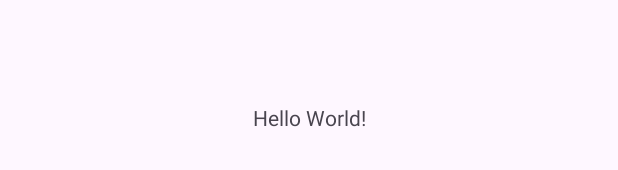
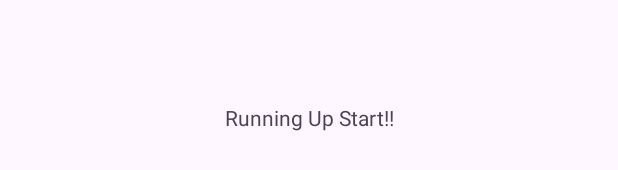
Before and after one commit to hakGuenLee/runningup, an Android app: the layout activity_main.xml on its own in the app's theme, with its tools: preview values and no code run, on a phone screen of 412 x 824 dp. Shown: the part 501-671 px from the top of the screen. Run offline under Robolectric (Android 15) with nearby library versions, the phone set to English and light mode, and no system bars.

Commit message:
미디어 권한 허용 설정 및 메인 화면 텍스트 변경(임시)

```diff
--- a/app/src/main/AndroidManifest.xml
+++ b/app/src/main/AndroidManifest.xml
@@ -4,6 +4,7 @@
 
     <uses-permission android:name="android.permission.ACCESS_COARSE_LOCATION" />
     <uses-permission android:name="android.permission.ACCESS_FINE_LOCATION" />
+    <uses-permission android:name="android.permission.READ_MEDIA_AUDIO"/>
 
     <application
         android:allowBackup="true"
--- a/app/src/main/res/layout/activity_main.xml
+++ b/app/src/main/res/layout/activity_main.xml
@@ -10,7 +10,7 @@
     <TextView
         android:layout_width="wrap_content"
         android:layout_height="wrap_content"
-        android:text="Hello World!"
+        android:text="Running Up Start!!"
         app:layout_constraintBottom_toBottomOf="parent"
         app:layout_constraintEnd_toEndOf="parent"
         app:layout_constraintStart_toStartOf="parent"
```
